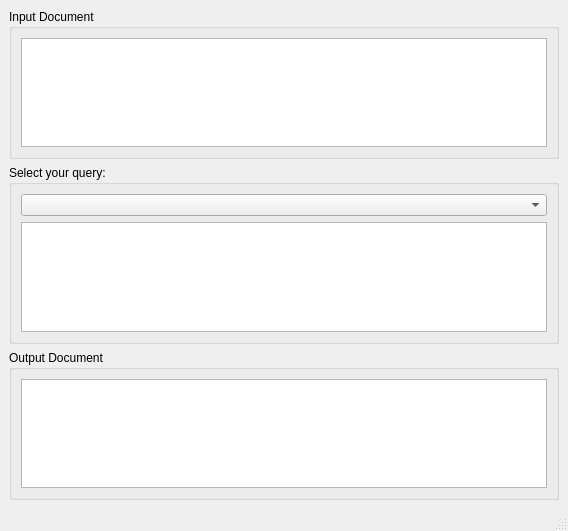
Above: examples/xmlpatterns/recipes/forms/querywidget.ui from Fat-Zer/qt4-historical before the change. Below: the same form after it.
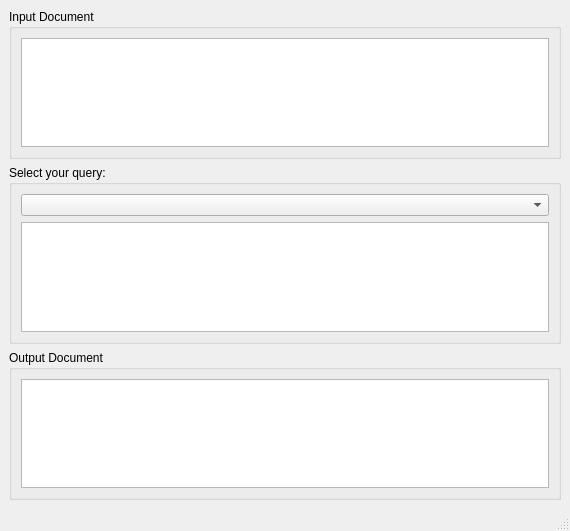
That is the form after the change.

Diff of the .ui file:
```diff
--- a/examples/xmlpatterns/recipes/forms/querywidget.ui
+++ b/examples/xmlpatterns/recipes/forms/querywidget.ui
@@ -1,27 +1,19 @@
 <ui version="4.0" >
  <class>QueryWidget</class>
- <widget class="QMainWindow" name="QueryWidget" >
-  <property name="geometry" >
+ <widget class="QMainWindow" name="QueryWidget">
+  <property name="geometry">
    <rect>
     <x>0</x>
     <y>0</y>
-    <width>545</width>
+    <width>570</width>
     <height>531</height>
    </rect>
   </property>
   <property name="windowTitle" >
    <string>Recipes XQuery Example</string>
   </property>
-  <widget class="QWidget" name="centralwidget" >
-   <property name="geometry" >
-    <rect>
-     <x>0</x>
-     <y>29</y>
-     <width>545</width>
-     <height>480</height>
-    </rect>
-   </property>
-   <layout class="QVBoxLayout" name="verticalLayout" >
+  <widget class="QWidget" name="centralwidget">
+   <layout class="QVBoxLayout" name="verticalLayout">
     <item>
      <layout class="QVBoxLayout" >
       <property name="spacing" >
@@ -51,7 +43,11 @@
             <number>0</number>
            </property>
            <item>
-            <widget class="QTextEdit" name="inputTextEdit" />
+            <widget class="QTextEdit" name="inputTextEdit">
+             <property name="readOnly">
+              <bool>true</bool>
+             </property>
+            </widget>
            </item>
           </layout>
          </item>
@@ -147,16 +143,7 @@
     </rect>
    </property>
   </widget>
-  <widget class="QStatusBar" name="statusbar" >
-   <property name="geometry" >
-    <rect>
-     <x>0</x>
-     <y>509</y>
-     <width>545</width>
-     <height>22</height>
-    </rect>
-   </property>
-  </widget>
+  <widget class="QStatusBar" name="statusbar"/>
  </widget>
  <resources/>
  <connections/>
```
Left out of the diff: 73 changed lines with no effect on the pictures.
